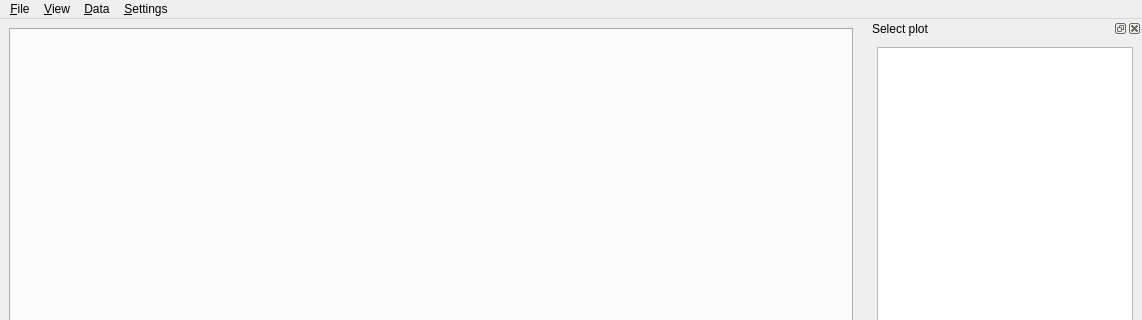
Old version of the form flent/ui/mainwindow.ui in the repository tohojo/flent; both pictures show x 0 to 1142 and y 0 to 320 of the 1142 by 775 pixel window.
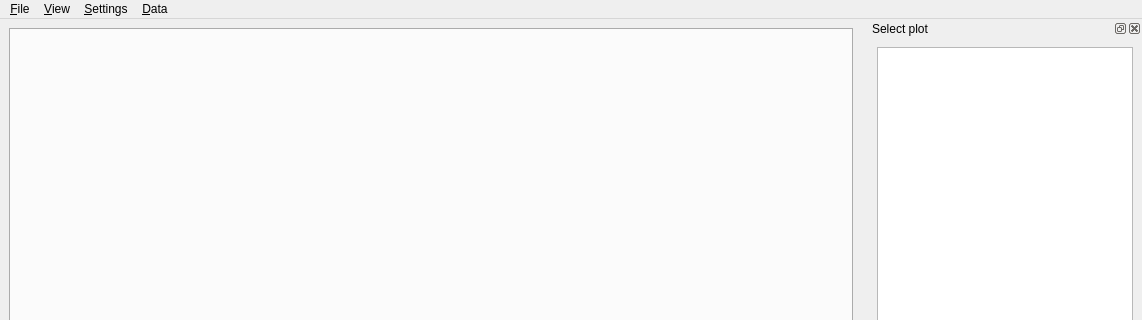
New version of the form.

Commit message: GUI: Switch order of Data and Settings menus.

```diff
--- a/flent/ui/mainwindow.ui
+++ b/flent/ui/mainwindow.ui
@@ -94,8 +94,8 @@
    </widget>
    <addaction name="menu_File"/>
    <addaction name="menu_View"/>
-   <addaction name="menu_Data"/>
    <addaction name="menu_Settings"/>
+   <addaction name="menu_Data"/>
   </widget>
   <widget class="QStatusBar" name="statusbar"/>
   <widget class="QDockWidget" name="plotDock">
```
